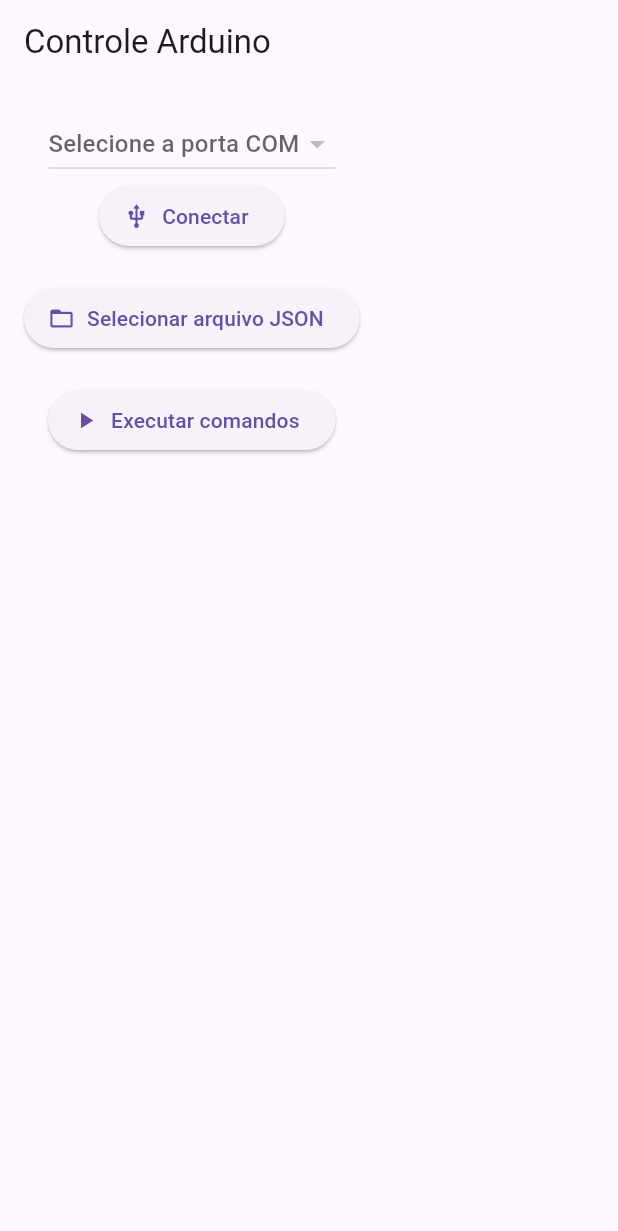
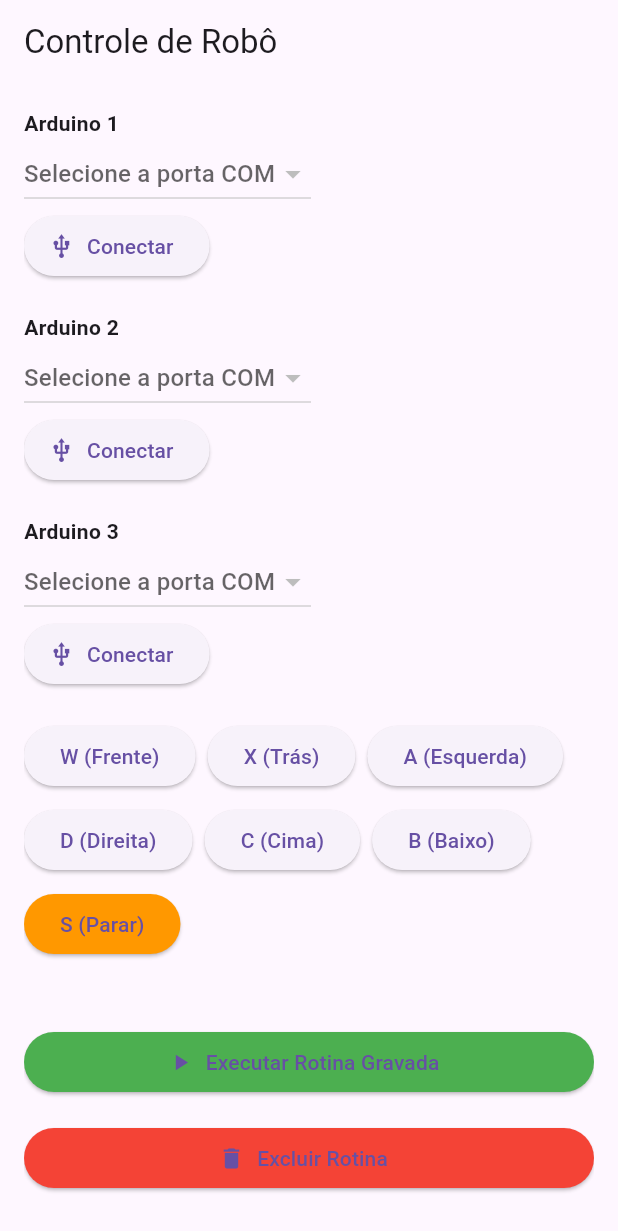
Before and after one commit to roboAutoomacao/controle_arduino, a Flutter app: the screen it shows after launch, after a tap on "Conectar", on a phone screen of 412 x 824 dp. Shown: the top 1231 px of the screen. Run offline on Flutter 3.47's test engine with Material 3 defaults, Android fonts, the light colour scheme and no system bars; our stand-ins replace file_picker; missing offline and left inert: flutter_libserialport; statements that could not run were skipped.

Commit message:
tralalalalalala um dia sai

```diff
--- a/lib/main.dart
+++ b/lib/main.dart
@@ -1,7 +1,9 @@
 import 'package:flutter/material.dart';
 import 'package:flutter_libserialport/flutter_libserialport.dart';
 import 'package:file_picker/file_picker.dart';
-
+import 'dart:convert';
+import 'dart:io';
+import 'dart:async';
 import 'arduino_comando.dart';
 
 void main() {
@@ -14,7 +16,7 @@
   @override
   Widget build(BuildContext context) {
     return MaterialApp(
-      title: 'Controle Arduino',
+      title: 'Controle Arduino Múltiplo',
       theme: ThemeData(primarySwatch: Colors.blue),
       home: const HomePage(),
     );
@@ -30,9 +32,9 @@
 
 class _HomePageState extends State<HomePage> {
   List<String> portasDisponiveis = [];
-  String? portaSelecionada;
-  String? caminhoArquivo;
-  ArduinoComando? arduino;
+  String? porta1, porta2, porta3;
+  ArduinoComando? arduino1, arduino2, arduino3;
+  List<String> comandosGravados = [];
 
   @override
   void initState() {
@@ -46,87 +48,228 @@
     });
   }
 
-  void _conectar() {
-    if (portaSelecionada != null) {
-      arduino = ArduinoComando(portaSelecionada!);
-      if (arduino!.conectar()) {
-        ScaffoldMessenger.of(context).showSnackBar(
-          const SnackBar(content: Text('Conectado ao Arduino!')),
-        );
+  void _conectar(int numero) {
+    String? porta;
+    if (numero == 1) porta = porta1;
+    if (numero == 2) porta = porta2;
+    if (numero == 3) porta = porta3;
+
+    if (porta != null) {
+      final arduino = ArduinoComando(porta);
+      if (arduino.conectar()) {
+        setState(() {
+          if (numero == 1) arduino1 = arduino;
+          if (numero == 2) arduino2 = arduino;
+          if (numero == 3) arduino3 = arduino;
+        });
+        _mostrarMensagem('Arduino $numero conectado com sucesso!');
       } else {
-        ScaffoldMessenger.of(context).showSnackBar(
-          const SnackBar(content: Text('Erro ao conectar!')),
-        );
+        _mostrarMensagem('Erro ao conectar Arduino $numero!');
       }
     }
   }
 
-  Future<void> _selecionarArquivo() async {
-    final result = await FilePicker.platform.pickFiles(type: FileType.custom, allowedExtensions: ['json']);
-    if (result != null && result.files.single.path != null) {
+  void _enviarParaTodos(String comando, {bool gravar = false}) async {
+    if (arduino1 == null && arduino2 == null && arduino3 == null) {
+      _mostrarMensagem('Nenhum Arduino conectado!');
+      return;
+    }
+
+    if (arduino1 != null) {
+      arduino1!.enviarComando(comando);
+      await Future.delayed(const Duration(milliseconds: 100));
+    }
+
+    if (arduino2 != null) {
+      arduino2!.enviarComando(comando);
+      await Future.delayed(const Duration(milliseconds: 100));
+    }
+
+    if (arduino3 != null) {
+      arduino3!.enviarComando(comando);
+      await Future.delayed(const Duration(milliseconds: 100));
+    }
+
+    if (gravar) {
       setState(() {
-        caminhoArquivo = result.files.single.path;
+        comandosGravados.add(comando);
       });
     }
+
+    _mostrarMensagem('Comando "$comando" enviado para todos os Arduinos conectados.');
   }
 
-  Future<void> _executar() async {
-    if (arduino != null && caminhoArquivo != null) {
-      await arduino!.executarComandos(caminhoArquivo!);
-    } else {
+  void _mostrarMensagem(String mensagem) {
+    if (mounted) {
       ScaffoldMessenger.of(context).showSnackBar(
-        const SnackBar(content: Text('Selecione a porta e o arquivo JSON primeiro.')),
+        SnackBar(content: Text(mensagem)),
       );
     }
   }
 
+  void _executarRotina() async {
+    if (comandosGravados.isEmpty) {
+      _mostrarMensagem('Nenhuma rotina gravada!');
+      return;
+    }
+
+    _mostrarMensagem('Executando rotina...');
+
+    for (var comando in comandosGravados) {
+      _enviarParaTodos(comando, gravar: false);
+      await Future.delayed(const Duration(milliseconds: 500));
+    }
+
+    _mostrarMensagem('Rotina executada com sucesso!');
+  }
+
+  void _executarRotinaViaJson() async {
+    FilePickerResult? result = await FilePicker.platform.pickFiles(type: FileType.custom, allowedExtensions: ['json']);
+
+    if (result != null && result.files.single.path != null) {
+      final file = File(result.files.single.path!);
+      final content = await file.readAsString();
+
+      try {
+        final Map<String, dynamic> jsonData = json.decode(content);
+
+        _mostrarMensagem('Executando comandos do arquivo JSON...');
+
+        // Aqui vamos processar cada comando com um intervalo de tempo.
+        for (int i = 0; i < jsonData["1"]!.length; i++) {
+          // Envia o comando para o Arduino 1
+          String comando1 = jsonData["1"]![i];
+          arduino1?.enviarComando(comando1);
+          await Future.delayed(const Duration(milliseconds: 500));
+
+          // Envia o comando para o Arduino 2
+          String comando2 = jsonData["2"]![i];
+          arduino2?.enviarComando(comando2);
+          await Future.delayed(const Duration(milliseconds: 500));
+
+          // Envia o comando para o Arduino 3
+          String comando3 = jsonData["3"]![i];
+          arduino3?.enviarComando(comando3);
+          await Future.delayed(const Duration(milliseconds: 500));
+        }
+
+        // Após todos os comandos, enviar o comando de parada (s) para cada Arduino
+        arduino1?.enviarComando('s'); // Parar o Arduino 1
+        arduino2?.enviarComando('s'); // Parar o Arduino 2
+        arduino3?.enviarComando('s'); // Parar o Arduino 3
+
+        _mostrarMensagem('Execução via JSON concluída! Todos os comandos foram executados.');
+
+      } catch (e) {
+        _mostrarMensagem('Erro ao ler o JSON: $e');
+      }
+    } else {
+      _mostrarMensagem('Nenhum arquivo selecionado.');
+    }
+  }
+
+  // Função para excluir rotina
+  void _excluirRotina() {
+    setState(() {
+      comandosGravados.clear(); // Limpa a lista de comandos gravados
+    });
+
+    _mostrarMensagem('Rotina excluída com sucesso!');
+  }
+
   @override
   void dispose() {
-    arduino?.fecharPorta();
+    arduino1?.fecharPorta();
+    arduino2?.fecharPorta();
+    arduino3?.fecharPorta();
     super.dispose();
   }
 
-  @override
-  Widget build(BuildContext context) {
-    return Scaffold(
-      appBar: AppBar(title: const Text('Controle Arduino')),
-      body: Padding(
-        padding: const EdgeInsets.all(16.0),
-        child: Column(
+  Widget _seletorPorta(int numero, String? portaSelecionada, ValueChanged<String?> onChanged) {
+    return Column(
+      crossAxisAlignment: CrossAxisAlignment.start,
       children: [
+        Text('Arduino $numero', style: const TextStyle(fontWeight: FontWeight.bold)),
         DropdownButton<String>(
           value: portaSelecionada,
           hint: const Text('Selecione a porta COM'),
           items: portasDisponiveis.map((String porta) {
             return DropdownMenuItem(value: porta, child: Text(porta));
           }).toList(),
-              onChanged: (String? value) {
-                setState(() {
-                  portaSelecionada = value;
-                });
-              },
+          onChanged: onChanged,
         ),
         ElevatedButton.icon(
-              onPressed: _conectar,
+          onPressed: () => _conectar(numero),
           icon: const Icon(Icons.usb),
           label: const Text('Conectar'),
         ),
         const SizedBox(height: 20),
+      ],
+    );
+  }
+
+  Widget _botoesComando() {
+    return Wrap(
+      spacing: 8,
+      runSpacing: 8,
+      children: [
+        ElevatedButton(onPressed: () => _enviarParaTodos('w', gravar: true), child: const Text('W (Frente)')),
+        ElevatedButton(onPressed: () => _enviarParaTodos('x', gravar: true), child: const Text('X (Trás)')),
+        ElevatedButton(onPressed: () => _enviarParaTodos('a', gravar: true), child: const Text('A (Esquerda)')),
+        ElevatedButton(onPressed: () => _enviarParaTodos('d', gravar: true), child: const Text('D (Direita)')),
+        ElevatedButton(onPressed: () => _enviarParaTodos('c', gravar: true), child: const Text('C (Cima)')),
+        ElevatedButton(onPressed: () => _enviarParaTodos('b', gravar: true), child: const Text('B (Baixo)')),
+        ElevatedButton(
+          onPressed: () => _enviarParaTodos('s', gravar: true),
+          style: ElevatedButton.styleFrom(backgroundColor: Colors.orange),
+          child: const Text('S (Parar)'),
+        ),
+      ],
+    );
+  }
+
+  Widget _botoesRotinas() {
+    return Column(
+      crossAxisAlignment: CrossAxisAlignment.stretch,
+      children: [
+        const SizedBox(height: 24),
         ElevatedButton.icon(
-              onPressed: _selecionarArquivo,
-              icon: const Icon(Icons.folder_open),
-              label: const Text('Selecionar arquivo JSON'),
+          icon: const Icon(Icons.play_arrow),
+          label: const Text('Executar Rotina Gravada'),
+          onPressed: _executarRotina,
+          style: ElevatedButton.styleFrom(backgroundColor: Colors.green),
         ),
-            if (caminhoArquivo != null)
-              Text(
-                'Arquivo: ${caminhoArquivo!.split('/').last}',
-                style: const TextStyle(fontSize: 14),
+        const SizedBox(height: 16),
+        ElevatedButton.icon(
+          icon: const Icon(Icons.delete),
+          label: const Text('Excluir Rotina'),
+          onPressed: _excluirRotina,
+          style: ElevatedButton.styleFrom(backgroundColor: Colors.red),
         ),
+      ],
+    );
+  }
+
+  @override
+  Widget build(BuildContext context) {
+    return Scaffold(
+      appBar: AppBar(title: const Text('Controle de Robô')),
+      body: Padding(
+        padding: const EdgeInsets.all(16),
+        child: ListView(
+          children: [
+            _seletorPorta(1, porta1, (value) => setState(() => porta1 = value)),
+            _seletorPorta(2, porta2, (value) => setState(() => porta2 = value)),
+            _seletorPorta(3, porta3, (value) => setState(() => porta3 = value)),
+            _botoesComando(),
             const SizedBox(height: 20),
+            _botoesRotinas(),
+            const SizedBox(height: 16),
             ElevatedButton.icon(
-              onPressed: _executar,
-              icon: const Icon(Icons.play_arrow),
-              label: const Text('Executar comandos'),
+              icon: const Icon(Icons.file_download),
+              label: const Text('Executar Rotina Via JSON'),
+              onPressed: _executarRotinaViaJson,
+              style: ElevatedButton.styleFrom(backgroundColor: Colors.purple),
             ),
           ],
         ),
```
Also changed, not shown: lib/arduino_comando.dart (+26 -7 lines). Lines whose indentation alone changed are shown as unchanged.
